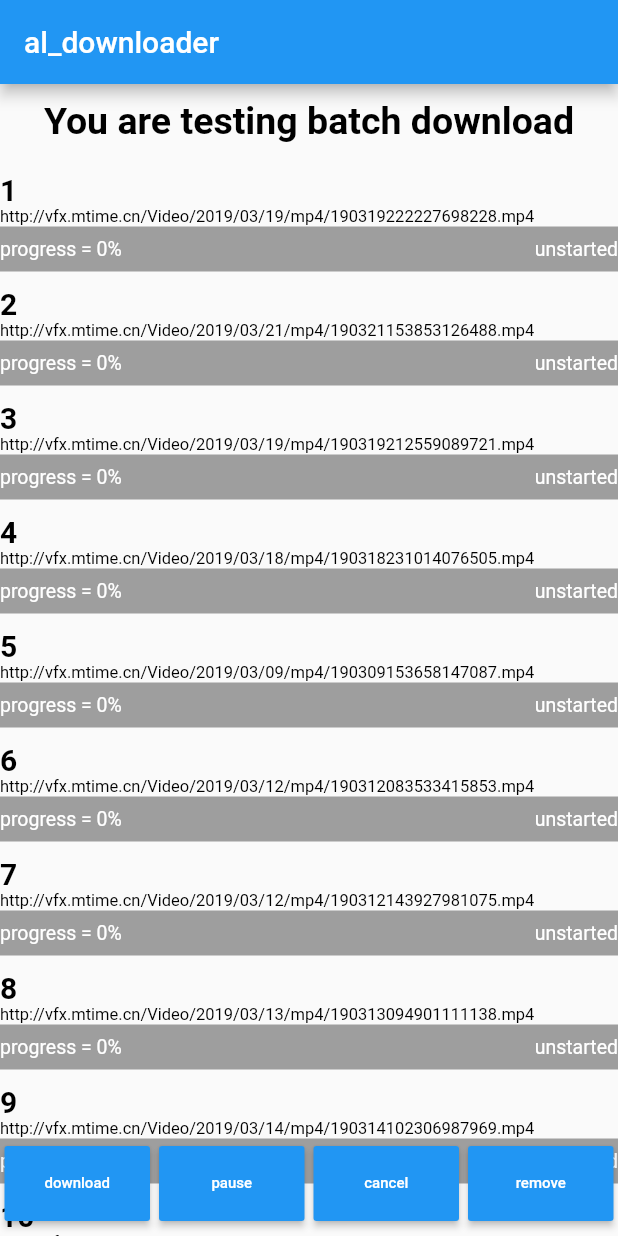
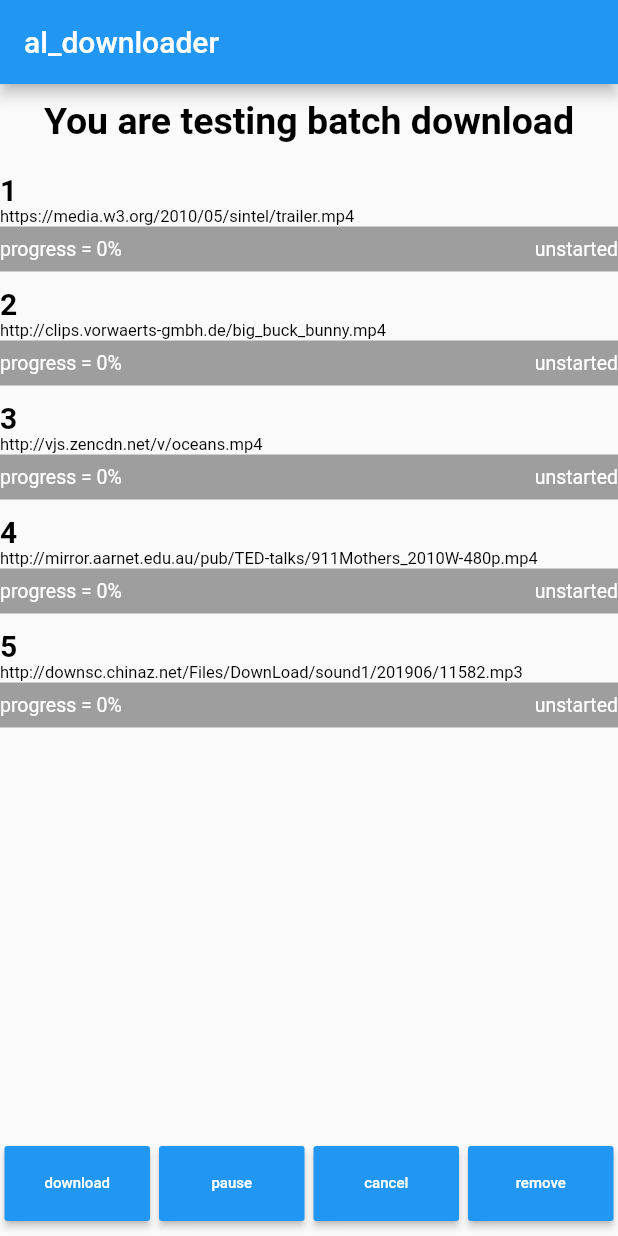
Before and after one commit to jackleemeta/al_downloader_flutter, a Flutter app: the screen it shows after launch, on a phone screen of 412 x 824 dp. Run offline on Flutter 3.47's test engine with Material 2 defaults, Android fonts, the phone set to English and light mode, and no system bars; our stand-ins replace convert; missing offline and left inert: flutter_downloader, queue.

Commit message:
chore: update test data

```diff
--- a/example/lib/main.dart
+++ b/example/lib/main.dart
@@ -302,16 +302,9 @@ extension _ALDownloaderStatusExtension on ALDownloaderStatus {
 final models = kTestVideos.map((e) => DownloadModel(e)).toList();
 
 final kTestVideos = [
-  'http://vfx.mtime.cn/Video/2019/03/19/mp4/190319222227698228.mp4',
-  // 'http://vfx.mtime.cn/Video/2019/02/04/mp4/190204084208765161.mp4', failed
-  'http://vfx.mtime.cn/Video/2019/03/21/mp4/190321153853126488.mp4',
-  'http://vfx.mtime.cn/Video/2019/03/19/mp4/190319212559089721.mp4',
-  'http://vfx.mtime.cn/Video/2019/03/18/mp4/190318231014076505.mp4',
-  'http://vfx.mtime.cn/Video/2019/03/09/mp4/190309153658147087.mp4',
-  'http://vfx.mtime.cn/Video/2019/03/12/mp4/190312083533415853.mp4',
-  'http://vfx.mtime.cn/Video/2019/03/12/mp4/190312143927981075.mp4',
-  'http://vfx.mtime.cn/Video/2019/03/13/mp4/190313094901111138.mp4',
-  'http://vfx.mtime.cn/Video/2019/03/14/mp4/190314102306987969.mp4',
-  'http://vfx.mtime.cn/Video/2019/03/14/mp4/190314223540373995.mp4',
-  'http://vfx.mtime.cn/Video/2019/03/19/mp4/190319125415785691.mp4'
+  'https://media.w3.org/2010/05/sintel/trailer.mp4',
+  'http://clips.vorwaerts-gmbh.de/big_buck_bunny.mp4',
+  'http://vjs.zencdn.net/v/oceans.mp4',
+  'http://mirror.aarnet.edu.au/pub/TED-talks/911Mothers_2010W-480p.mp4',
+  'http://downsc.chinaz.net/Files/DownLoad/sound1/201906/11582.mp3'
 ];
```
